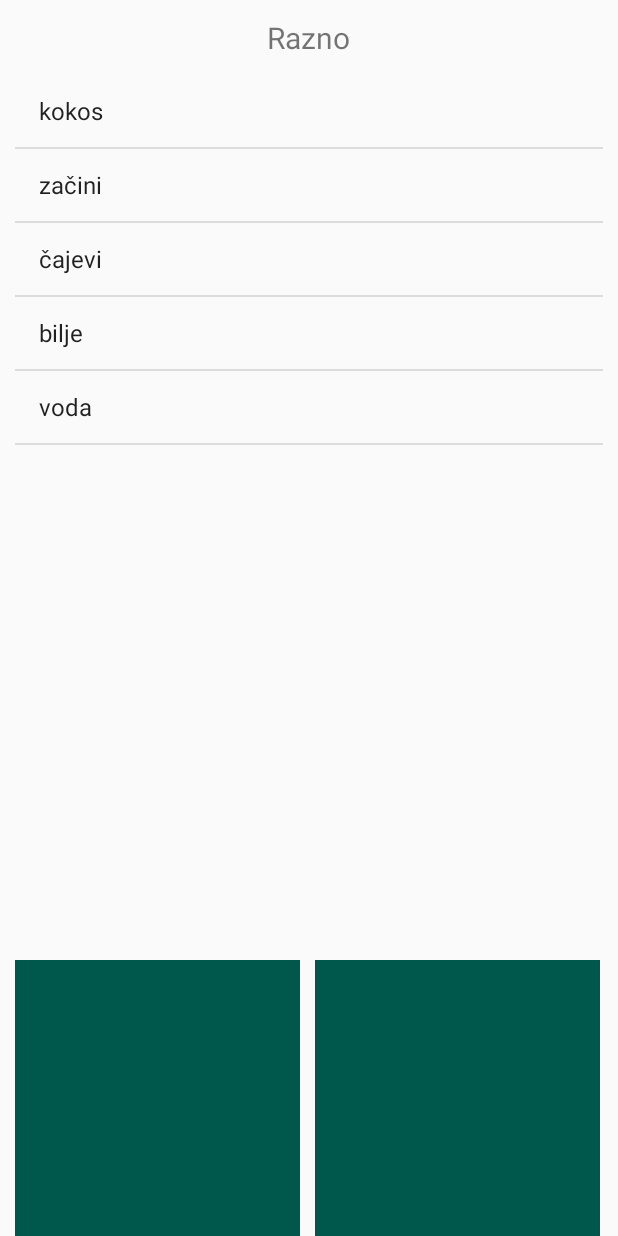
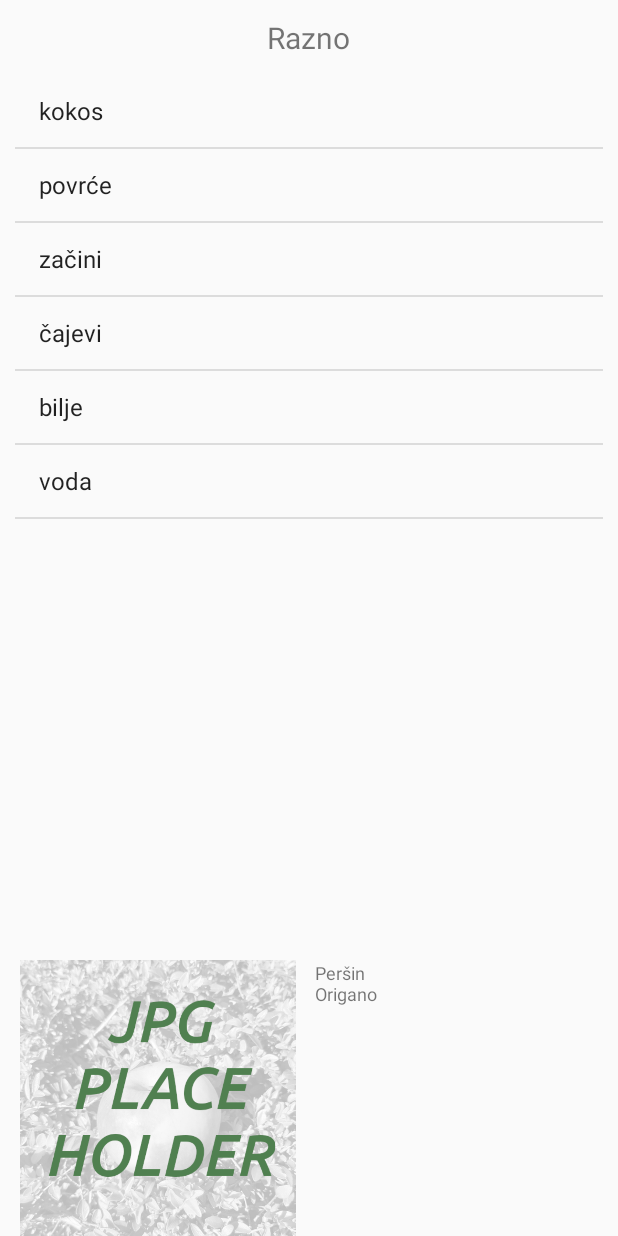
Before and after one commit to kathestos/Regime-app, an Android app: the MiscActivity screen opened directly, with no data from a screen before it, after a tap on "začini", on a phone screen of 412 x 824 dp. Run offline under Robolectric (Android 15) with nearby library versions, the phone set to English and light mode, and no system bars; 2 other taps on this screen came first.

Commit message:
sreden app otprilike

```diff
--- a/app/src/main/java/com/example/myapplication/LegsActivity.java
+++ b/app/src/main/java/com/example/myapplication/LegsActivity.java
@@ -37,9 +37,10 @@ public class LegsActivity extends AppCompatActivity {
         expandableListView.setAdapter(adapter);
         initListData();
 
+        GifImageView gif = findViewById(R.id.gif_legs);
+        TextView txt = findViewById(R.id.text);
+
         expandableListView.setOnChildClickListener((parent, v, groupPosition, childPosition, id) -> {
-            GifImageView gif = findViewById(R.id.gif_legs);
-            TextView txt = findViewById(R.id.text);
             if (childPosition == 0 && groupPosition == 0) {
                 gif.setImageResource(R.drawable.step);
                 txt.setText(getString(R.string.default_txt));
--- a/app/src/main/java/com/example/myapplication/MiscActivity.java
+++ b/app/src/main/java/com/example/myapplication/MiscActivity.java
@@ -1,12 +1,11 @@
 package com.example.myapplication;
 
 import android.os.Bundle;
-import android.view.View;
 import android.view.WindowManager;
-import android.widget.AdapterView;
 import android.widget.ArrayAdapter;
+import android.widget.ImageView;
 import android.widget.ListView;
-import android.widget.Toast;
+import android.widget.TextView;
 
 import androidx.appcompat.app.AppCompatActivity;
 
@@ -23,21 +22,38 @@ public class MiscActivity extends AppCompatActivity {
         setContentView(R.layout.activity_misc);
 
         final ListView listView = findViewById(R.id.fruit_list);
-
         String[] values = getResources().getStringArray(R.array.misc);
 
         ArrayAdapter<String> adapter = new ArrayAdapter<>(this,
                 android.R.layout.simple_list_item_1, android.R.id.text1, values);
         listView.setAdapter(adapter);
 
-        listView.setOnItemClickListener(new AdapterView.OnItemClickListener() {
-            @Override
-            public void onItemClick(AdapterView<?> parent, View view,
-                                    int position, long id) {
-                String itemValue = (String) listView.getItemAtPosition(position);
-                Toast.makeText(getApplicationContext(),
-                        "Position :" + position + "  ListItem : " + itemValue, Toast.LENGTH_LONG)
-                        .show();
+        listView.setOnItemClickListener((parent, view, position, id) -> {
+            ImageView imageView = findViewById(R.id.img);
+            TextView textView = findViewById(R.id.txt);
+            if (position == 0) {
+                imageView.setImageResource(R.drawable.kokos);
+                textView.setText(R.string.kokos_txt);
+            }
+            if (position == 1) {
+                imageView.setImageResource(R.drawable.jpg_ph);
+                textView.setText(R.string.povrce_txt);
+            }
+            if (position == 2) {
+                imageView.setImageResource(R.drawable.jpg_ph);
+                textView.setText(R.string.zacini_txt);
+            }
+            if (position == 3) {
+                imageView.setImageResource(R.drawable.jpg_ph);
+                textView.setText(R.string.cajevi_txt);
+            }
+            if (position == 4) {
+                imageView.setImageResource(R.drawable.jpg_ph);
+                textView.setText(R.string.bilje_txt);
+            }
+            if (position == 5) {
+                imageView.setImageResource(R.drawable.jpg_ph);
+                textView.setText(R.string.voda_txt);
             }
         });
     }
--- a/app/src/main/java/com/example/myapplication/PushupActivity.java
+++ b/app/src/main/java/com/example/myapplication/PushupActivity.java
@@ -37,10 +37,10 @@ public class PushupActivity extends AppCompatActivity {
         expandableListView.setAdapter(adapter);
         initListData();
 
+        GifImageView gif = findViewById(R.id.gif_pushup);
+        TextView txt = findViewById(R.id.text);
+
         expandableListView.setOnChildClickListener((parent, v, groupPosition, childPosition, id) -> {
-
-            GifImageView gif = findViewById(R.id.gif_pushup);
-            TextView txt = findViewById(R.id.text);
             if (childPosition == 0 && groupPosition == 0) {
                 gif.setImageResource(R.drawable.gif_zglob);
                 txt.setText(getString(R.string.text_zglobovi));
--- a/app/src/main/java/com/example/myapplication/ScheduleActivity.java
+++ b/app/src/main/java/com/example/myapplication/ScheduleActivity.java
@@ -36,14 +36,14 @@ public class ScheduleActivity extends AppCompatActivity {
         expandableListView.setAdapter(adapter);
         initListData();
 
+        TextView txt = findViewById(R.id.sched_txt);
+
         expandableListView.setOnChildClickListener((parent, v, groupPosition, childPosition, id) -> {
-            TextView txt = findViewById(R.id.sched_txt);
             String text = Objects.requireNonNull(listItem.get(listGroup.get(groupPosition))).get(childPosition);
             txt.setText(text);
             return true;
         });
 
-        TextView txt = findViewById(R.id.sched_txt);
         txt.setMovementMethod(new ScrollingMovementMethod());
         String[] sched = getResources().getStringArray(R.array.raspored);
         List<String> list_sched = new ArrayList<>(Arrays.asList(sched));
--- a/app/src/main/res/layout/activity_fruit.xml
+++ b/app/src/main/res/layout/activity_fruit.xml
@@ -44,6 +44,6 @@
         android:layout_marginTop="10dp"
         android:layout_toEndOf="@+id/fruit_img"
         android:text="@string/lorem"
-        android:textSize="12sp" />
+        android:textSize="12sp"/>
 
 </RelativeLayout>
--- a/app/src/main/res/layout/activity_misc.xml
+++ b/app/src/main/res/layout/activity_misc.xml
@@ -26,24 +26,24 @@
         android:layout_marginEnd="10dp" />
 
     <ImageView
-        android:id="@+id/img1"
+        android:id="@+id/img"
         android:layout_width="190dp"
         android:layout_height="190dp"
         android:layout_below="@+id/fruit_list"
         android:layout_marginStart="10dp"
         android:layout_marginTop="10dp"
-        app:srcCompat="@color/colorPrimaryDark" />
+        android:contentDescription="@string/misc_desc"
+        app:srcCompat="@drawable/new_misc" />
 
-    <ImageView
-        android:id="@+id/txt1"
+    <TextView
+        android:id="@+id/txt"
         android:layout_width="190dp"
         android:layout_height="190dp"
         android:layout_below="@+id/fruit_list"
         android:layout_marginStart="10dp"
         android:layout_marginTop="10dp"
-        android:layout_toEndOf="@+id/img1"
-        android:text="Lorem Ipsum is simply dummy text of the printing and typesetting industry. Lorem Ipsum has been the industry's standard dummy text ever since the 1500s, when an unknown printer took a galley of type and scrambled it to make a type specimen book. It has survived not only five centuries, but also the leap into electronic typesetting, remaining essentially unchanged."
-        android:textSize="12sp"
-        app:srcCompat="@color/colorPrimaryDark"/>
+        android:layout_toEndOf="@+id/img"
+        android:text="@string/lorem"
+        android:textSize="12sp" />
 
 </RelativeLayout>
--- a/app/src/main/res/values/strings.xml
+++ b/app/src/main/res/values/strings.xml
@@ -141,11 +141,10 @@
     <string name="zagrijavanje_trbuh">Zagrijavanje</string>
     <string name="set1_trbuh">Prvi Set</string>
     <string name="rastezanje_trbuh">Rastezanje</string>
+    <string name="set2_trbuh">Drugi Set</string>
     <string name="plankovi">Plankovi</string>
-    <string name="set2_trbuh">Drugi Set</string>
     <string name="razno_trbuh">Razno</string>
     <string name="varijacije_trbuh">Varijacije</string>
-
 
     <string-array name="zagrijavanje_trbuh">
         <item>penjač</item>
@@ -172,27 +171,31 @@
         <item>marjaryasana</item>
     </string-array>
 
-    <string-array name="plankovi">
-        <item>ravni plank</item>
-        <item>lijevi plank</item>
-        <item>desni plank</item>
-    </string-array>
-
     <string-array name="set2_trbuh">
         <item>u stranu</item>
         <item>ruka-stopalo</item>
         <item>noge gore - u stranu</item>
         <item>noge brzo gore dolje</item>
         <item>noge brzo lijevo desno</item>
-        <item>bicikl</item>
+        <item>jedna noga gore</item>
         <item>ruke ispred</item>
         <item>ispružene sklopke</item>
         <item>ruke gore</item>
     </string-array>
 
+    <string-array name="plankovi">
+        <item>ravni plank</item><!--hodanje naprijed-nazad, rotacija, izvijanje-->
+        <item>lijevi plank</item><!--gore-dolje kukovima, ruka gore, noga gore-->
+        <item>desni plank</item>
+    </string-array>
+
     <string-array name="razno_trbuh">
+        <item>dizanje kukova</item>
         <item>buba</item>
+        <item>krugovi s nogama</item>
+        <item>bicikl</item>
         <item>ukočeno tijelo</item>
+        <item>držanje sklopke</item>
     </string-array>
 
     <string-array name="varijacije_trbuh">
@@ -339,13 +342,20 @@
     <string name="tresnje_txt">Trešnja info:\n- kalorije: 63\n- uh/ms/pr: 91/3/6\n- voda: 82%</string>
 
     <string-array name="misc">
-        <!--    TODO    dodati peršin, origano (ostalo?) kad se klikne rajcica, paprika,... -->
         <item>kokos</item>
+        <item>povrće</item>
         <item>začini</item>
         <item>čajevi</item>
         <item>bilje</item>
         <item>voda</item>
     </string-array>
+
+    <string name="kokos_txt">Kokos\nKokosovo ulje\nKokosova voda</string>
+    <string name="povrce_txt">Rajčica\nPaprika\nKrastavac\nTikvica</string>
+    <string name="zacini_txt">Peršin\nOrigano</string>
+    <string name="cajevi_txt">Zeleni\nCrveni\Yerba Mate</string>
+    <string name="bilje_txt">Salate</string>
+    <string name="voda_txt">Kišnica\nPodzemna voda\nIzvori</string>
 
     <string-array name="philosophy">
         <item>minimalizam</item>
@@ -380,6 +390,7 @@
     <string name="obuca">Obuća</string>
     <string name="svecano">Svečano</string>
     <string name="razno">Razno</string>
+    <string name="odrzavanje">Održavanje</string>
 
     <string-array name="odjeca">
         <item>3 majce kratkih rukava</item>
@@ -416,6 +427,11 @@
         <item>kupaće gaće</item>
         <item>šešir za sunce</item>
         <item>ručnik, krpa</item>
+    </string-array>
+
+    <string-array name="odrzavanje">
+        <item>orasi za pranje</item>
+        <item>ocat</item>
     </string-array>
 
     <string name="lorem">Lorem ipsum dolor sit amet, consectetur adipiscing elit. Duis euismod, mi nec maximus pretium, justo turpis feugiat odio, pretium varius ante ex et urna. Nulla scelerisque nec felis at vulputate. Proin ornare metus at est ultrices suscipit. Vivamus tincidunt lorem a felis condimentum placerat. Duis purus ipsum, tempus id luctus ac, varius non ligula. Nulla ultricies, diam non rutrum vestibulum, lacus lacus volutpat nisi, eu posuere odio lorem eget orci. Maecenas eget eros augue. Aenean bibendum ipsum sodales erat vehicula consectetur. Fusce ut ligula nec nibh ornare efficitur at ut mi. Nunc bibendum lobortis turpis, in sodales magna dignissim ac. Aenean vehicula neque non risus blandit hendrerit. In eget bibendum eros. Mauris egestas magna lacus, ultricies mattis odio faucibus eu.</string>
```
Also changed, not shown: app/src/main/java/com/example/myapplication/ClothesActivity.java (+10 -24 lines), app/src/main/java/com/example/myapplication/PhilosophyActivity.java (+5 -12 lines), app/src/main/java/com/example/myapplication/SitupActivity.java (+28 -27 lines), app/src/main/java/com/example/myapplication/SkillActivity.java (+11 -17 lines), app/src/main/java/com/example/myapplication/TodoActivity.java (+5 -12 lines), app/src/main/res/layout/activity_clothes.xml (+8 -8 lines), app/src/main/res/layout/activity_philosophy.xml (+5 -5 lines), app/src/main/res/layout/activity_todo.xml (+5 -4 lines).
